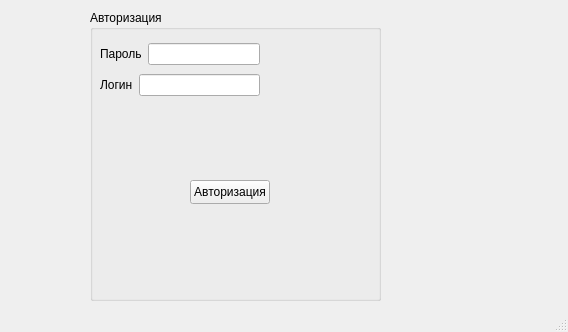
YupiSoftwarePunk/Flirt-Finder, file mainwindow.ui: the form before one commit.
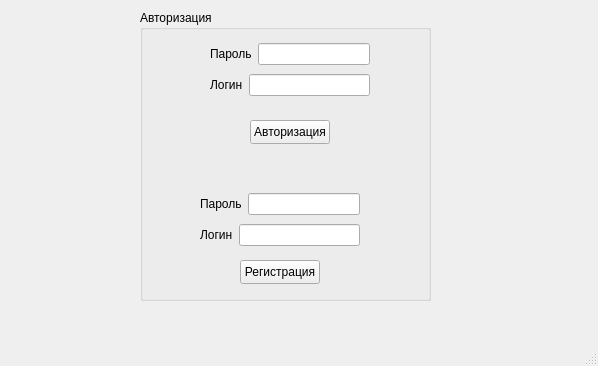
The form after the commit.

Diff of the .ui file:
```diff
--- a/mainwindow.ui
+++ b/mainwindow.ui
@@ -6,8 +6,8 @@
    <rect>
     <x>0</x>
     <y>0</y>
-    <width>568</width>
-    <height>332</height>
+    <width>598</width>
+    <height>366</height>
    </rect>
   </property>
   <property name="windowTitle">
@@ -17,7 +17,7 @@
    <widget class="QGroupBox" name="groupBox">
     <property name="geometry">
      <rect>
-      <x>90</x>
+      <x>140</x>
       <y>10</y>
       <width>291</width>
       <height>291</height>
@@ -29,8 +29,8 @@
     <widget class="QPushButton" name="pushButton">
      <property name="geometry">
       <rect>
-       <x>100</x>
-       <y>170</y>
+       <x>110</x>
+       <y>110</y>
        <width>80</width>
        <height>24</height>
       </rect>
@@ -39,10 +39,10 @@
       <string>Авторизация</string>
      </property>
     </widget>
-    <widget class="QWidget" name="">
+    <widget class="QWidget" name="layoutWidget">
      <property name="geometry">
       <rect>
-       <x>10</x>
+       <x>70</x>
        <y>30</y>
        <width>160</width>
        <height>60</height>
@@ -79,6 +79,59 @@
       </item>
      </layout>
     </widget>
+    <widget class="QPushButton" name="pushButton_2">
+     <property name="geometry">
+      <rect>
+       <x>100</x>
+       <y>250</y>
+       <width>80</width>
+       <height>24</height>
+      </rect>
+     </property>
+     <property name="text">
+      <string>Регистрация</string>
+     </property>
+    </widget>
+    <widget class="QWidget" name="layoutWidget_2">
+     <property name="geometry">
+      <rect>
+       <x>60</x>
+       <y>180</y>
+       <width>160</width>
+       <height>60</height>
+      </rect>
+     </property>
+     <layout class="QVBoxLayout" name="verticalLayout_2">
+      <item>
+       <layout class="QHBoxLayout" name="horizontalLayout_3">
+        <item>
+         <widget class="QLabel" name="label_3">
+          <property name="text">
+           <string>Пароль</string>
+          </property>
+         </widget>
+        </item>
+        <item>
+         <widget class="QLineEdit" name="login_2"/>
+        </item>
+       </layout>
+      </item>
+      <item>
+       <layout class="QHBoxLayout" name="horizontalLayout_4">
+        <item>
+         <widget class="QLabel" name="label_4">
+          <property name="text">
+           <string>Логин</string>
+          </property>
+         </widget>
+        </item>
+        <item>
+         <widget class="QLineEdit" name="password_2"/>
+        </item>
+       </layout>
+      </item>
+     </layout>
+    </widget>
    </widget>
   </widget>
   <widget class="QMenuBar" name="menubar">
```
Left out of the diff: 2 changed lines with no effect on the pictures.
